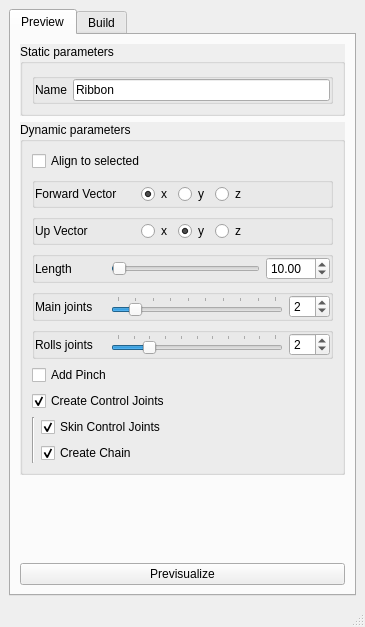
This is RibbonCreatorTool/RibbonCreator.ui in RemiCuxac/Ribbon-Creator as Qt 5 draws it before an edit. The edited form follows.
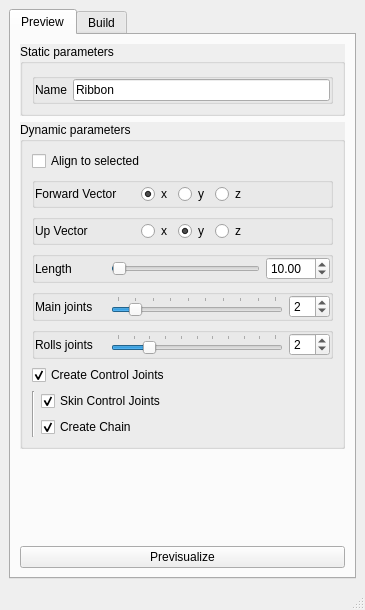
This is the edited form.

Diff of the .ui file:
```diff
--- a/RibbonCreatorTool/RibbonCreator.ui
+++ b/RibbonCreatorTool/RibbonCreator.ui
@@ -7,7 +7,7 @@
     <x>0</x>
     <y>0</y>
     <width>365</width>
-    <height>627</height>
+    <height>610</height>
    </rect>
   </property>
   <property name="windowTitle">
@@ -452,19 +452,6 @@
              </layout>
             </widget>
            </item>
-           <item>
-            <widget class="QCheckBox" name="qcb_pinch">
-             <property name="enabled">
-              <bool>true</bool>
-             </property>
-             <property name="text">
-              <string>Add Pinch</string>
-             </property>
-             <property name="checked">
-              <bool>false</bool>
-             </property>
-            </widget>
-           </item>
            <item>
             <widget class="QCheckBox" name="qcb_control_joints">
              <property name="text">
```
Left out of the diff: 10 changed lines with no effect on the pictures.
